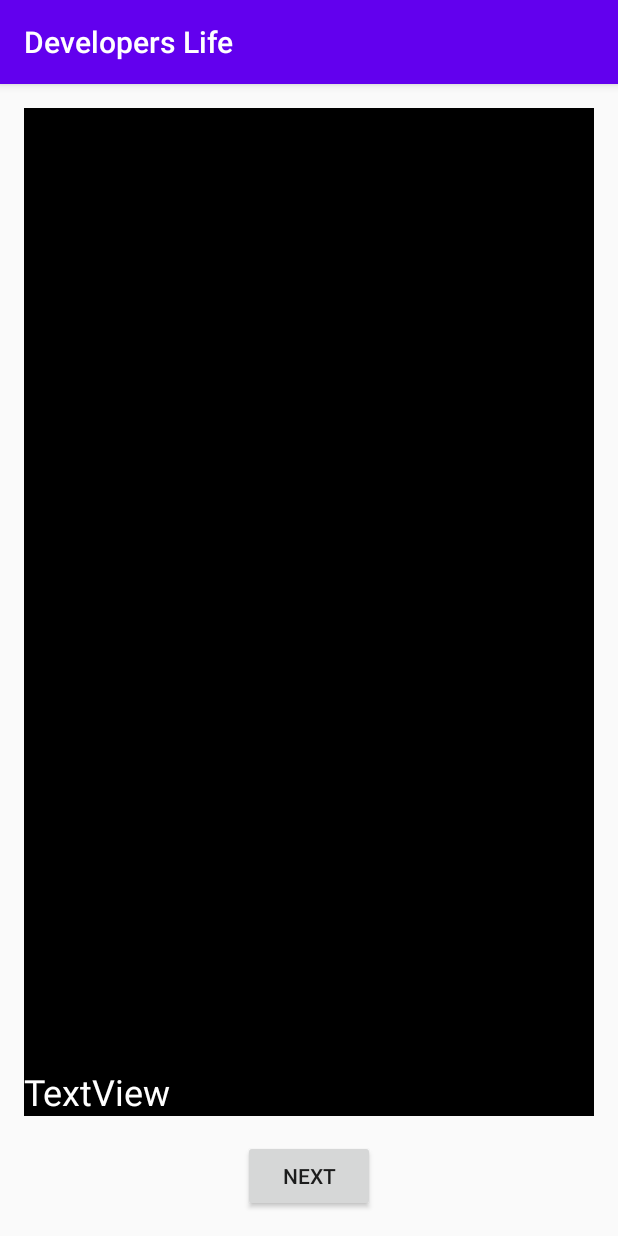
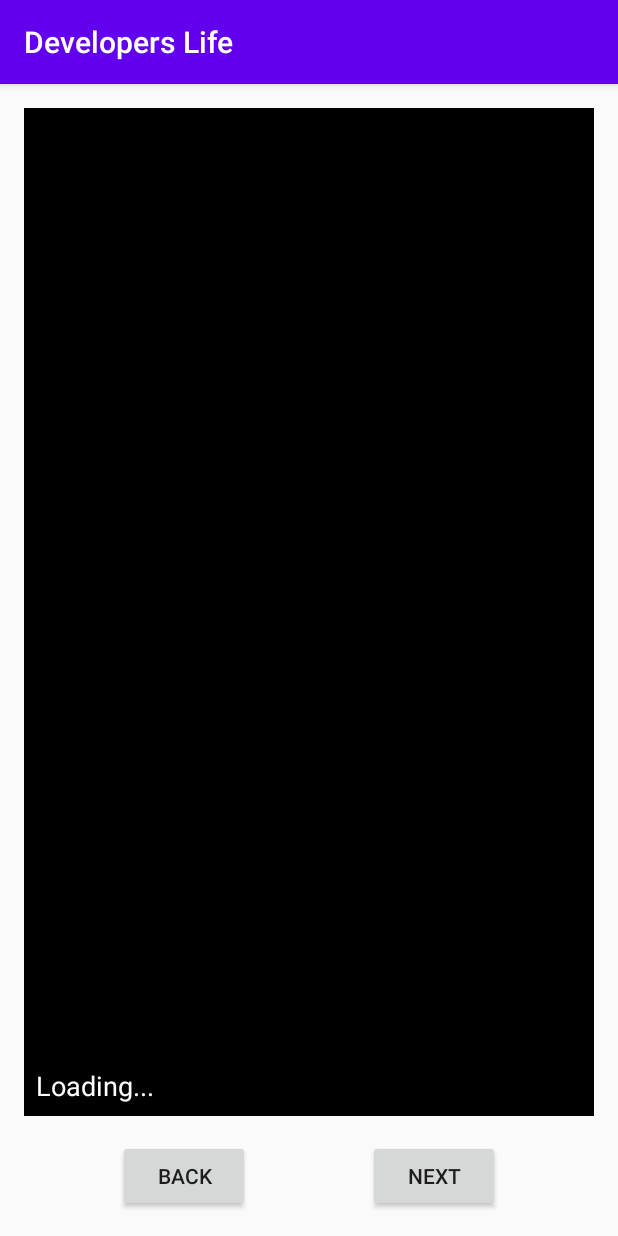
Before and after one commit to spanic/sadulin, an Android app: the screen it shows after launch (MainActivity), on a phone screen of 412 x 824 dp. Run offline under Robolectric (Android 15) with nearby library versions, the phone set to English and light mode, and no system bars; pictures from the network do not load.

Commit message:
Added "Back" button for getting previous images, implemented in-memory storage for already opened images

```diff
--- a/app/src/main/java/com/example/developers_life/MainActivity.java
+++ b/app/src/main/java/com/example/developers_life/MainActivity.java
@@ -11,6 +11,10 @@ import com.bumptech.glide.Glide;
 import com.example.developers_life.models.ImageAPIService;
 import com.example.developers_life.models.ImageResponse;
 
+import java.util.LinkedList;
+import java.util.ListIterator;
+import java.util.Optional;
+
 import retrofit2.Call;
 import retrofit2.Callback;
 import retrofit2.Response;
@@ -23,6 +27,10 @@ public class MainActivity extends AppCompatActivity {
     private TextView descriptionTextView;
 
     private ImageAPIService imageAPIService;
+
+    private LinkedList<ImageResponse> imageResponsesHistory = new LinkedList<>();
+    private ListIterator<ImageResponse> imageResponsesHistoryIterator =
+            imageResponsesHistory.listIterator();
 
     public MainActivity() {
 
@@ -42,24 +50,51 @@ public class MainActivity extends AppCompatActivity {
         setContentView(R.layout.activity_main);
 
         imageView = findViewById(R.id.imageView);
-        descriptionTextView = findViewById(R.id.textView);
+        descriptionTextView = findViewById(R.id.image_description);
 
-        getRandomImage(null);
+        getNextImage(null);
 
     }
 
-    public void getRandomImage(View view) {
+    public void getNextImage(View view) {
+
+        if (imageResponsesHistoryIterator.hasNext()) {
+            showImageAndDescription(imageResponsesHistoryIterator.next());
+        } else {
+            getAndStoreRandomImage();
+        }
+
+    }
+
+    public void getPreviousImageFromCache(View view) {
+
+        Optional<ImageResponse> previousImageResponse = getPreviousImageResponseFromHistory();
+        if (!previousImageResponse.isPresent())
+            return;
+
+        showImageAndDescription(previousImageResponse.get());
+
+    }
+
+    public void getAndStoreRandomImage() {
 
         imageAPIService.getRandomImage().enqueue(new Callback<ImageResponse>() {
 
             @Override
             public void onResponse(Call<ImageResponse> call, Response<ImageResponse> response) {
-                if (!response.isSuccessful()) return;
-                showImageAndDescription(response.body());
+
+                if (!response.isSuccessful())
+                    return;
+
+                ImageResponse image = response.body();
+
+                imageResponsesHistoryIterator.add(image);
+                showImageAndDescription(image);
+
             }
 
             @Override
-            public void onFailure(Call<ImageResponse> call, Throwable t) { }
+            public void onFailure(Call<ImageResponse> call, Throwable t) {}
 
         });
 
@@ -78,4 +113,18 @@ public class MainActivity extends AppCompatActivity {
 
     }
 
+    private Optional<ImageResponse> getPreviousImageResponseFromHistory() {
+
+        if (imageResponsesHistory.size() <= 1
+                || imageResponsesHistoryIterator.previousIndex() == 0
+                || !imageResponsesHistoryIterator.hasPrevious())
+            return Optional.empty();
+
+        imageResponsesHistoryIterator.previous();
+        return Optional.ofNullable(
+                imageResponsesHistory.get(imageResponsesHistoryIterator.previousIndex())
+        );
+
+    }
+
 }
--- a/app/src/main/res/layout/activity_main.xml
+++ b/app/src/main/res/layout/activity_main.xml
@@ -16,31 +16,47 @@
         android:layout_marginBottom="16dp"
         android:background="#000000"
         android:contentDescription="Funny picture"
-        app:layout_constraintBottom_toTopOf="@+id/button"
+        app:layout_constraintBottom_toTopOf="@+id/next_button"
         app:layout_constraintEnd_toEndOf="parent"
         app:layout_constraintStart_toStartOf="parent"
         app:layout_constraintTop_toTopOf="parent"
         tools:srcCompat="@tools:sample/backgrounds/scenic" />
 
     <Button
-        android:id="@+id/button"
+        android:id="@+id/next_button"
         android:layout_width="wrap_content"
         android:layout_height="wrap_content"
+        android:layout_marginStart="16dp"
+        android:layout_marginEnd="16dp"
         android:layout_marginBottom="16dp"
-        android:onClick="getRandomImage"
+        android:onClick="getNextImage"
         android:text="@string/next_picture_button_text"
         app:layout_constraintBottom_toBottomOf="parent"
         app:layout_constraintEnd_toEndOf="parent"
-        app:layout_constraintStart_toStartOf="parent" />
+        app:layout_constraintStart_toEndOf="@+id/back_button" />
 
     <TextView
-        android:id="@+id/textView"
+        android:id="@+id/image_description"
         android:layout_width="0dp"
         android:layout_height="wrap_content"
-        android:text="TextView"
+        android:paddingHorizontal="8sp"
+        android:paddingVertical="8sp"
+        android:text="@string/description_loading"
         android:textColor="#FFFFFF"
-        android:textSize="24sp"
+        android:textSize="18sp"
         app:layout_constraintBottom_toBottomOf="@+id/imageView"
         app:layout_constraintEnd_toEndOf="@+id/imageView"
         app:layout_constraintStart_toStartOf="@+id/imageView" />
+
+    <Button
+        android:id="@+id/back_button"
+        android:layout_width="wrap_content"
+        android:layout_height="wrap_content"
+        android:layout_marginStart="16dp"
+        android:onClick="getPreviousImageFromCache"
+        android:text="@string/prev_picture"
+        app:layout_constraintBaseline_toBaselineOf="@+id/next_button"
+        app:layout_constraintEnd_toStartOf="@+id/next_button"
+        app:layout_constraintHorizontal_bias="0.5"
+        app:layout_constraintStart_toStartOf="parent" />
 </androidx.constraintlayout.widget.ConstraintLayout>
--- a/app/src/main/res/values/strings.xml
+++ b/app/src/main/res/values/strings.xml
@@ -1,4 +1,6 @@
 <resources>
     <string name="app_name">Developers Life</string>
     <string name="next_picture_button_text">Next</string>
+    <string name="prev_picture">Back</string>
+    <string name="description_loading">Loading...</string>
 </resources>
```
